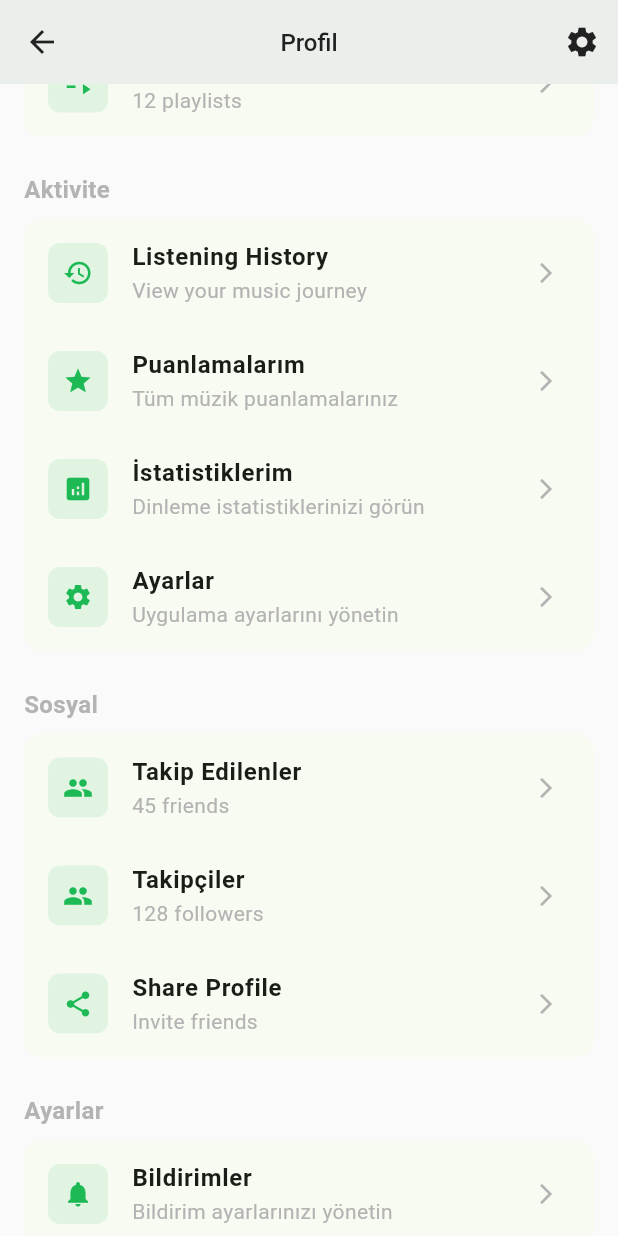
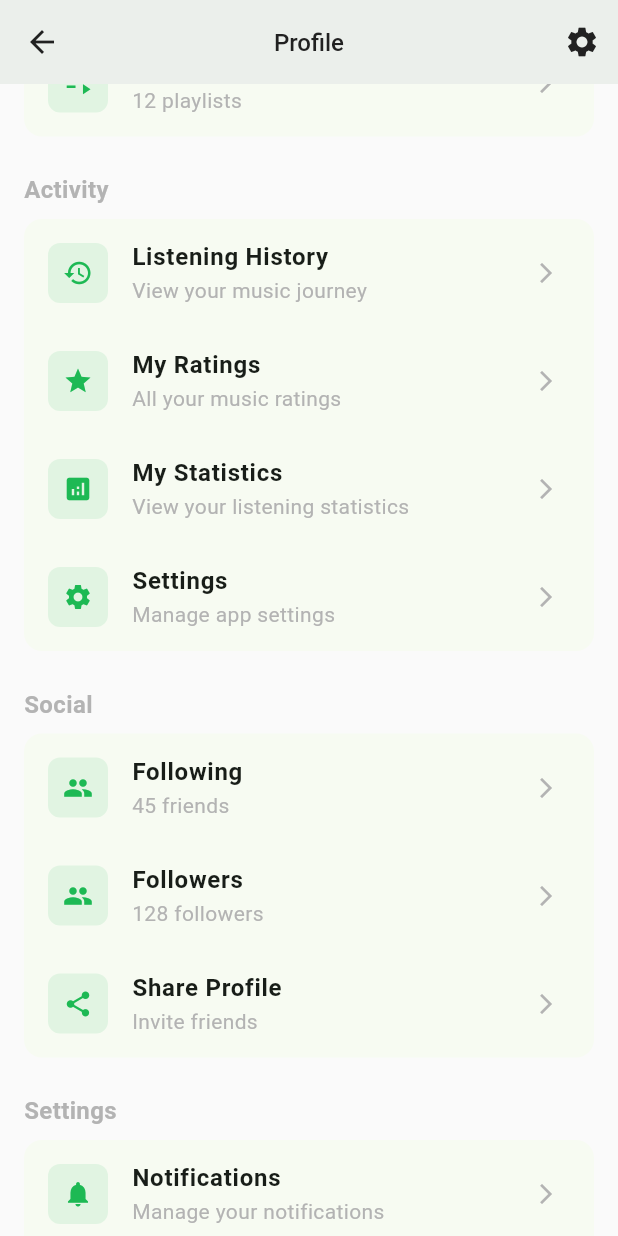
Before and after one commit to furkankobain/MusicShare, a Flutter app: the ProfilePage screen opened directly, scrolled down 1728 dp, on a phone screen of 412 x 824 dp. Run offline on Flutter 3.47's test engine with Material 3 defaults, Android fonts, the phone set to English and light mode, and no system bars; our stand-ins replace audioplayers, cached_network_image, cloud_firestore, dio, equatable, firebase_auth and 16 more; missing offline and left inert: mobile_scanner; accounts and stored records are empty; network calls fail.

Commit message:
Translate home and profile pages to English

```diff
--- a/lib/features/profile/presentation/pages/profile_page.dart
+++ b/lib/features/profile/presentation/pages/profile_page.dart
@@ -19,7 +19,7 @@ class ProfilePage extends ConsumerWidget {
   Widget build(BuildContext context, WidgetRef ref) {
     return Scaffold(
       appBar: AppBar(
-        title: const Text('Profil'),
+        title: const Text('Profile'),
         actions: [
           IconButton(
             icon: const Icon(Icons.settings),
@@ -86,7 +86,7 @@ class ProfilePage extends ConsumerWidget {
               padding: const EdgeInsets.symmetric(horizontal: AppConstants.defaultPadding),
               child: Column(
                 children: [
-                  _buildMenuSection(context, 'Kütüphane', [
+                  _buildMenuSection(context, 'Library', [
                     _buildMenuItem(
                       context,
                       icon: Icons.favorite,
@@ -104,7 +104,7 @@ class ProfilePage extends ConsumerWidget {
                     _buildMenuItem(
                       context,
                       icon: Icons.playlist_play,
-                      title: 'Çalma Listeleri',
+                      title: 'Playlists',
                       subtitle: '12 playlists',
                       onTap: () {},
                     ),
@@ -112,7 +112,7 @@ class ProfilePage extends ConsumerWidget {
 
                   const SizedBox(height: 24),
 
-                  _buildMenuSection(context, 'Aktivite', [
+                  _buildMenuSection(context, 'Activity', [
                     _buildMenuItem(
                       context,
                       icon: Icons.history,
@@ -123,8 +123,8 @@ class ProfilePage extends ConsumerWidget {
                     _buildMenuItem(
                       context,
                       icon: Icons.star,
-                      title: 'Puanlamalarım',
-                      subtitle: 'Tüm müzik puanlamalarınız',
+                      title: 'My Ratings',
+                      subtitle: 'All your music ratings',
                       onTap: () => Navigator.push(
                         context,
                         MaterialPageRoute(
@@ -135,33 +135,33 @@ class ProfilePage extends ConsumerWidget {
       _buildMenuItem(
         context,
         icon: Icons.analytics,
-        title: 'İstatistiklerim',
-        subtitle: 'Dinleme istatistiklerinizi görün',
+        title: 'My Statistics',
+        subtitle: 'View your listening statistics',
         onTap: () => Navigator.pushNamed(context, '/statistics'),
       ),
       _buildMenuItem(
         context,
         icon: Icons.settings,
-        title: 'Ayarlar',
-        subtitle: 'Uygulama ayarlarını yönetin',
+        title: 'Settings',
+        subtitle: 'Manage app settings',
         onTap: () => Navigator.pushNamed(context, '/settings'),
       ),
                   ]),
 
                   const SizedBox(height: 24),
 
-                  _buildMenuSection(context, 'Sosyal', [
+                  _buildMenuSection(context, 'Social', [
                     _buildMenuItem(
                       context,
                       icon: Icons.people,
-                      title: 'Takip Edilenler',
+                      title: 'Following',
                       subtitle: '45 friends',
                       onTap: () {},
                     ),
                     _buildMenuItem(
                       context,
                       icon: Icons.group,
-                      title: 'Takipçiler',
+                      title: 'Followers',
                       subtitle: '128 followers',
                       onTap: () {},
                     ),
@@ -176,12 +176,12 @@ class ProfilePage extends ConsumerWidget {
 
                   const SizedBox(height: 24),
 
-                  _buildMenuSection(context, 'Ayarlar', [
+                  _buildMenuSection(context, 'Settings', [
                     _buildMenuItem(
                       context,
                       icon: Icons.notifications,
-                      title: 'Bildirimler',
-                      subtitle: 'Bildirim ayarlarınızı yönetin',
+                      title: 'Notifications',
+                      subtitle: 'Manage your notifications',
                       onTap: () => Navigator.push(
                         context,
                         MaterialPageRoute(
```
Also changed, not shown: lib/features/home/presentation/pages/home_page.dart (+12 -12 lines).
